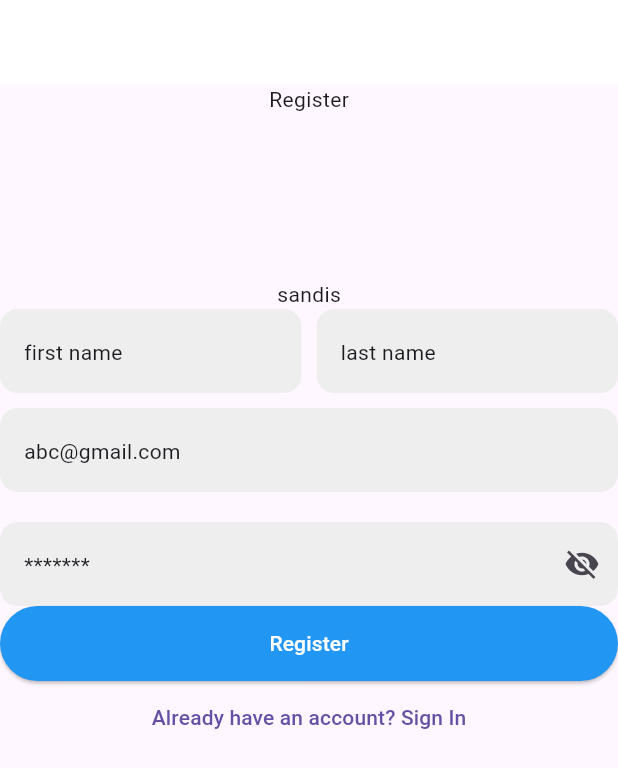
After one commit to Sprajapati123/Ai39D, a Flutter app: the screen it shows after launch, after a tap on "Don't have an account? Sign UP", on a phone screen of 412 x 824 dp. The commit adds this screen. Shown: the top 768 px of the screen. Run offline on Flutter 3.47's test engine with Material 3 defaults, Android fonts, the phone set to English and light mode, and no system bars.

Commit message:
registration

```diff
--- a/lib/dashboard_screen.dart
+++ b/lib/dashboard_screen.dart
@@ -39,6 +39,7 @@ class _DashboardScreenState extends State<DashboardScreen> {
       ),
 
       body: PageView(
+        physics: NeverScrollableScrollPhysics(),
         controller: controller,
         scrollDirection: Axis.horizontal,
         children: [
--- a/lib/login_screen.dart
+++ b/lib/login_screen.dart
@@ -1,4 +1,5 @@
 import 'package:ai39d/constants/app_images.dart';
+import 'package:ai39d/registration_screen.dart';
 import 'package:ai39d/widgets/social_media_card.dart';
 import 'package:flutter/material.dart';
 
@@ -30,18 +31,18 @@ class _LoginScreenState extends State<LoginScreen> {
             SizedBox(height: 100),
 
             // Text("Email"),
-            SizedBox(height: 10,),
+            SizedBox(height: 10),
             Row(
               children: [
                 Expanded(
-                  child: SocialMediaCard(label: "Facebook",image: fbImage,)
+                  child: SocialMediaCard(label: "Facebook", image: fbImage),
                 ),
                 Expanded(
-                  child: SocialMediaCard(label: "Google",image: googleImage,)
+                  child: SocialMediaCard(label: "Google", image: googleImage),
                 ),
               ],
             ),
-            SizedBox(height: 20,),
+            SizedBox(height: 20),
             TextFormField(
               controller: emailController,
               decoration: InputDecoration(
@@ -88,17 +89,33 @@ class _LoginScreenState extends State<LoginScreen> {
                 fillColor: Colors.grey.shade200,
               ),
             ),
-            TextButton(onPressed: (){}, child: Text("Forget password"),),
+            TextButton(onPressed: () {}, child: Text("Forget password")),
             SizedBox(
               height: 50,
               width: double.infinity,
               child: ElevatedButton(
-                  style: ElevatedButton.styleFrom(
-                    backgroundColor: Colors.blue,
-                    foregroundColor: Colors.white
+                style: ElevatedButton.styleFrom(
+                  backgroundColor: Colors.blue,
+                  foregroundColor: Colors.white,
+                ),
+                onPressed: () {},
+                child: Text("Sign In"),
+              ),
+            ),
+
+            TextButton(
+              onPressed: () {
+                Navigator.pushReplacement(
+                  context,
+                  MaterialPageRoute(
+                    builder: (context)
+                    => RegistrationScreen(
+                        name: "sandis"),
                   ),
-                  onPressed: (){}, child: Text("Sign In")),
-            )
+                );
+              },
+              child: Text("Don't have an account? Sign UP"),
+            ),
           ],
         ),
       ),
--- a/lib/main.dart
+++ b/lib/main.dart
@@ -22,7 +22,7 @@ class MyApp extends StatelessWidget {
           backgroundColor: Colors.white
         )
       ),
-      home: DashboardScreen(),
+      home: LoginScreen(),
     );
   }
 }
--- /dev/null
+++ b/lib/registration_screen.dart
@@ -0,0 +1,149 @@
+import 'package:flutter/material.dart';
+
+class RegistrationScreen extends StatefulWidget {
+  String name;
+
+  RegistrationScreen({super.key, required this.name});
+
+  @override
+  State<RegistrationScreen> createState() => _RegistrationScreenState();
+}
+
+class _RegistrationScreenState extends State<RegistrationScreen> {
+  TextEditingController fNameController = TextEditingController();
+  TextEditingController lNameController = TextEditingController();
+  TextEditingController emailController = TextEditingController();
+  TextEditingController passwordController = TextEditingController();
+
+  bool visibility = true;
+
+
+
+  @override
+  Widget build(BuildContext context) {
+    return Scaffold(
+      appBar: AppBar(),
+      body: Column(
+        children: [
+          Center(child: Text("Register")),
+          SizedBox(height: 100),
+
+          // Text("Email"),
+          SizedBox(height: 10),
+
+          Text(widget.name),
+          Row(
+            children: [
+              Expanded(
+                child: TextFormField(
+                  controller: fNameController,
+                  decoration: InputDecoration(
+                    hint: Text("first name"),
+                    enabledBorder: OutlineInputBorder(
+                      borderRadius: BorderRadius.circular(12),
+                      borderSide: BorderSide(
+                        width: 1,
+                        color: Colors.transparent,
+                      ),
+                    ),
+                    focusedBorder: OutlineInputBorder(
+                      borderRadius: BorderRadius.circular(12),
+                      borderSide: BorderSide(width: 1, color: Colors.blue),
+                    ),
+                    filled: true,
+                    fillColor: Colors.grey.shade200,
+                  ),
+                ),
+              ),
+              SizedBox(width: 10),
+              Expanded(
+                child: TextFormField(
+                  controller: lNameController,
+                  decoration: InputDecoration(
+                    hint: Text("last name"),
+                    enabledBorder: OutlineInputBorder(
+                      borderRadius: BorderRadius.circular(12),
+                      borderSide: BorderSide(
+                        width: 1,
+                        color: Colors.transparent,
+                      ),
+                    ),
+                    focusedBorder: OutlineInputBorder(
+                      borderRadius: BorderRadius.circular(12),
+                      borderSide: BorderSide(width: 1, color: Colors.blue),
+                    ),
+                    filled: true,
+                    fillColor: Colors.grey.shade200,
+                  ),
+                ),
+              ),
+            ],
+          ),
+
+          SizedBox(height: 10),
+          TextFormField(
+            controller: emailController,
+            decoration: InputDecoration(
+              hint: Text("abc@gmail.com"),
+              enabledBorder: OutlineInputBorder(
+                borderRadius: BorderRadius.circular(12),
+                borderSide: BorderSide(width: 1, color: Colors.transparent),
+              ),
+              focusedBorder: OutlineInputBorder(
+                borderRadius: BorderRadius.circular(12),
+                borderSide: BorderSide(width: 1, color: Colors.blue),
+              ),
+              filled: true,
+              fillColor: Colors.grey.shade200,
+            ),
+          ),
+          SizedBox(height: 20),
+          TextFormField(
+            controller: passwordController,
+            obscureText: visibility,
+            decoration: InputDecoration(
+              suffixIcon: IconButton(
+                onPressed: () {
+                  setState(() {
+                    visibility = !visibility;
+                  });
+                },
+                icon: Icon(
+                  visibility == true ? Icons.visibility_off : Icons.visibility,
+                ),
+              ),
+              hint: Text("*******"),
+              enabledBorder: OutlineInputBorder(
+                borderRadius: BorderRadius.circular(12),
+                borderSide: BorderSide(width: 1, color: Colors.transparent),
+              ),
+              focusedBorder: OutlineInputBorder(
+                borderRadius: BorderRadius.circular(12),
+                borderSide: BorderSide(width: 1, color: Colors.blue),
+              ),
+              filled: true,
+              fillColor: Colors.grey.shade200,
+            ),
+          ),
+          SizedBox(
+            height: 50,
+            width: double.infinity,
+            child: ElevatedButton(
+              style: ElevatedButton.styleFrom(
+                backgroundColor: Colors.blue,
+                foregroundColor: Colors.white,
+              ),
+              onPressed: () {},
+              child: Text("Register"),
+            ),
+          ),
+
+          TextButton(
+            onPressed: () {},
+            child: Text("Already have an account? Sign In"),
+          ),
+        ],
+      ),
+    );
+  }
+}
```
